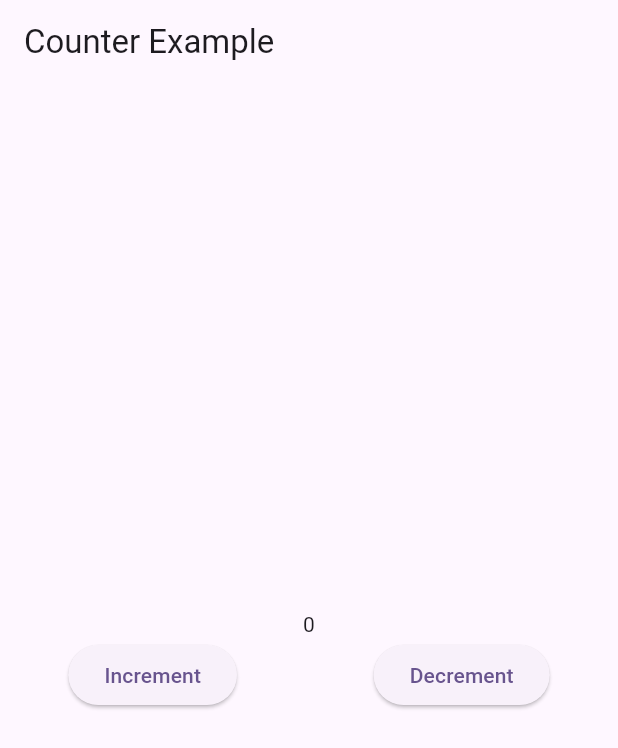
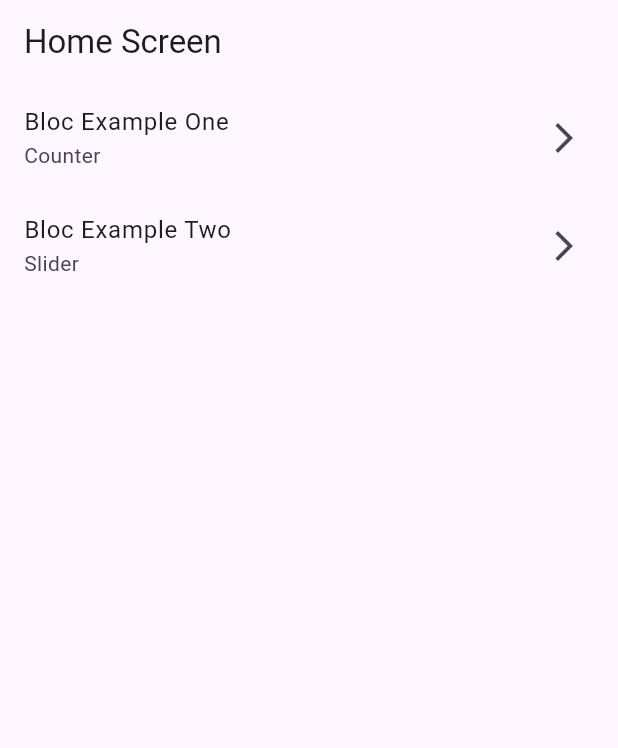
Before and after one commit to Nomankhan65/FlutterBloc, a Flutter app: the screen it shows after launch, on a phone screen of 412 x 824 dp. Shown: the top 748 px of the screen. Run offline on Flutter 3.47's test engine with Material 3 defaults, Android fonts, the phone set to English and light mode, and no system bars; our stand-ins replace bloc, equatable, flutter_bloc.

Commit message:
example two

```diff
--- a/lib/bloc/counter/counter_event.dart
+++ b/lib/bloc/counter/counter_event.dart
@@ -1,5 +1,5 @@
 import 'package:equatable/equatable.dart';
-class CounterEvent extends Equatable{
+abstract class CounterEvent extends Equatable{
 
   const CounterEvent();
   @override
--- /dev/null
+++ b/lib/bloc/slider/slider_bloc.dart
@@ -0,0 +1,23 @@
+import 'package:bloc/bloc.dart';
+import 'package:flutterbloc/bloc/slider/slider_event.dart';
+import 'package:flutterbloc/bloc/slider/slider_states.dart';
+
+class SliderBloc extends Bloc<SliderEvents,SliderStates>{
+
+  SliderBloc():super(SliderStates()){
+    on<EnableDisableButton>(enableDisableButton);
+    on<SliderValueChanges>(sliderValueChanges);
+  }
+
+
+  void enableDisableButton(EnableDisableButton event,Emitter<SliderStates> emit){
+
+    emit(state.copyWith(isSwitch: !state.isSwitch));
+  }
+
+  void sliderValueChanges(SliderValueChanges event,Emitter<SliderStates> emit){
+
+    emit(state.copyWith(slider:event.value));
+  }
+
+}
--- /dev/null
+++ b/lib/bloc/slider/slider_event.dart
@@ -0,0 +1,18 @@
+import 'package:equatable/equatable.dart';
+
+abstract class SliderEvents extends Equatable{
+
+  const SliderEvents();
+  @override
+  List<Object?> get props => [];
+
+}
+class EnableDisableButton extends SliderEvents{
+
+}
+
+class SliderValueChanges extends SliderEvents{
+  double value;
+  SliderValueChanges({required this.value});
+
+}
--- /dev/null
+++ b/lib/bloc/slider/slider_states.dart
@@ -0,0 +1,21 @@
+import 'package:equatable/equatable.dart';
+
+class SliderStates extends Equatable{
+
+  bool isSwitch;
+  double slider;
+
+  SliderStates({this.isSwitch=false,this.slider=1.0});
+
+
+  SliderStates copyWith({bool? isSwitch,double? slider}){
+    return SliderStates(
+      isSwitch:isSwitch??this.isSwitch,
+      slider:slider??this.slider
+    );
+  }
+
+  @override
+  List<Object?> get props => [isSwitch,slider];
+
+}
--- /dev/null
+++ b/lib/home_screen.dart
@@ -0,0 +1,37 @@
+import 'package:flutter/cupertino.dart';
+import 'package:flutter/material.dart';
+import 'package:flutterbloc/ui/counter_screen.dart';
+import 'package:flutterbloc/ui/slider_screen.dart';
+
+class HomeScreen extends StatelessWidget {
+  const HomeScreen({super.key});
+
+  @override
+  Widget build(BuildContext context) {
+    return Scaffold(
+      appBar:AppBar(
+        title:const Text('Home Screen'),
+      ),
+      body:ListView(
+        children:   [
+          ListTile(
+            title:const Text('Bloc Example One'),
+            subtitle:const Text('Counter'),
+            trailing:const Icon(Icons.arrow_forward_ios_outlined),
+            onTap:(){
+              Navigator.push(context,MaterialPageRoute(builder: (_)=>const CounterScreen()));
+            },
+          ),
+          ListTile(
+            title:const Text('Bloc Example Two'),
+            subtitle:const Text('Slider'),
+            trailing:const Icon(Icons.arrow_forward_ios_outlined),
+            onTap:(){
+              Navigator.push(context,MaterialPageRoute(builder: (_)=>const SliderScreen()));
+            },
+          )
+        ],
+      ),
+    );
+  }
+}
--- a/lib/main.dart
+++ b/lib/main.dart
@@ -1,7 +1,11 @@
 import 'package:flutter/material.dart';
 import 'package:flutter_bloc/flutter_bloc.dart';
 import 'package:flutterbloc/bloc/counter/counter_bloc.dart';
+import 'package:flutterbloc/bloc/slider/slider_bloc.dart';
+import 'package:flutterbloc/home_screen.dart';
 import 'package:flutterbloc/ui/counter_screen.dart';
+import 'package:flutterbloc/ui/slider_screen.dart';
+
 void main() {
   runApp(const MyApp());
 }
@@ -12,14 +16,17 @@ class MyApp extends StatelessWidget {
   // This widget is the root of your application.
   @override
   Widget build(BuildContext context) {
-    return  BlocProvider(create:(_)=>CounterBloc(),
+    return BlocProvider(create: (_) => CounterBloc(),
+      child: BlocProvider(
+        create: (context) => SliderBloc(),
         child: MaterialApp(
           title: 'Flutter Demo',
           theme: ThemeData(
             colorScheme: ColorScheme.fromSeed(seedColor: Colors.deepPurple),
             useMaterial3: true,
           ),
-      home:  const CounterScreen(),
+          home: const HomeScreen(),
+        ),
       ),
     );
   }
```
Also changed, not shown: lib/ui/slider_screen.dart (added, +65 -0 lines). Lines whose indentation alone changed are shown as unchanged.
